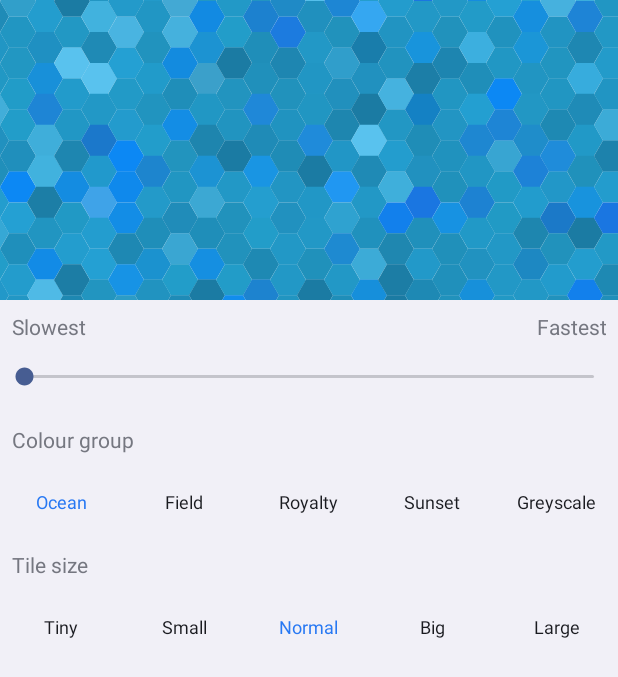
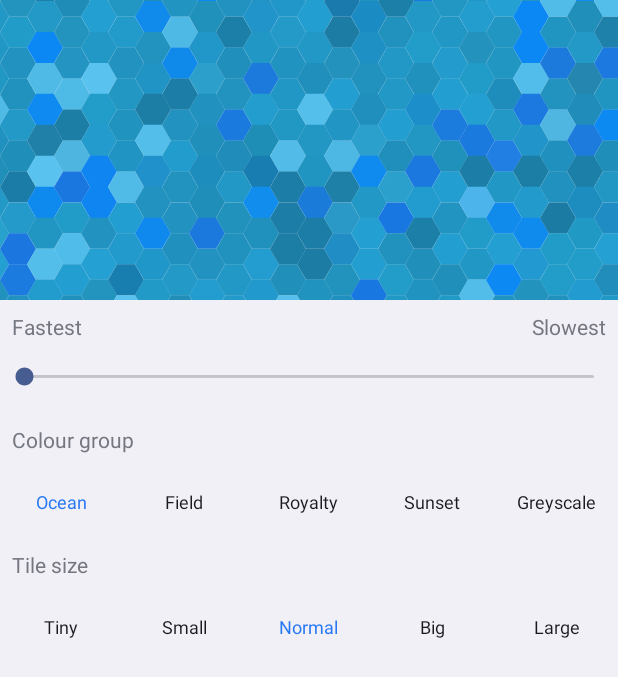
Before and after one commit to randauto/HexLiveWallpaper, an Android app: the SettingsActivity screen opened directly, with no data from a screen before it, on a phone screen of 412 x 824 dp. Shown: the top 677 px of the screen. Run offline under Robolectric (Android 15) with nearby library versions, the phone set to English and light mode, and no system bars.

Commit message:
Refactor speed, so it's easier to understand in code and gives larger and more precise options

```diff
--- a/app/build.gradle
+++ b/app/build.gradle
@@ -8,8 +8,8 @@ android {
         applicationId "com.moorhenapps.bluehex"
         minSdkVersion 14
         targetSdkVersion 25
-        versionCode 2
-        versionName "1.1.0"
+        versionCode 3
+        versionName "1.2.0"
     }
 
     signingConfigs {
--- a/app/src/main/AndroidManifest.xml
+++ b/app/src/main/AndroidManifest.xml
@@ -12,7 +12,7 @@
         android:label="@string/app_name"
         android:theme="@style/SettingsTheme" >
         <service
-            android:name=".wallpaper.HexWallpaper"
+            android:name=".wallpaper.GridWallpaper"
             android:enabled="true"
             android:exported="true"
             android:permission="android.permission.BIND_WALLPAPER" >
--- a/app/src/main/java/com/moorhenapps/bluehex/SettingsActivity.java
+++ b/app/src/main/java/com/moorhenapps/bluehex/SettingsActivity.java
@@ -8,20 +8,12 @@ import android.widget.SeekBar;
 
 import com.moorhenapps.bluehex.utils.Colour;
 import com.moorhenapps.bluehex.utils.PrefsHelper;
-import com.moorhenapps.bluehex.wallpaper.HexView;
-
-import static com.moorhenapps.bluehex.utils.PrefsHelper.MAX_SPEED_OFFSET;
 
 public class SettingsActivity extends Activity implements SeekBar.OnSeekBarChangeListener {
 
     private PrefsHelper prefsHelper;
 
     private View root;
-	private Colour colour;
-	private int speed;
-	private PrefsHelper.Size size;
-
-	private HexView exampleView;
 
     private SeekBar speedBar;
 
@@ -32,7 +24,6 @@ public class SettingsActivity extends Activity implements SeekBar.OnSeekBarChang
 
         root = findViewById(R.id.root);
 
-        exampleView = findViewById(R.id.hex_example);
         speedBar = findViewById(R.id.speed);
 
         findViewById(R.id.blue).setOnClickListener(onColourClick);
@@ -49,13 +40,6 @@ public class SettingsActivity extends Activity implements SeekBar.OnSeekBarChang
 
         prefsHelper = new PrefsHelper(this);
 
-        exampleView.post(new Runnable() {
-			@Override
-			public void run() {
-				exampleView.hexDrawer.setCanvasSize(exampleView.getWidth(), exampleView.getHeight());
-			}
-		});
-
         speedBar.setOnSeekBarChangeListener(this);
     }
 
@@ -63,9 +47,9 @@ public class SettingsActivity extends Activity implements SeekBar.OnSeekBarChang
     protected void onResume() {
         super.onResume();
 
-		colour = prefsHelper.getColour();
-        speed = prefsHelper.getSpeed();
-        size = prefsHelper.getSize();
+        Colour colour = prefsHelper.getColour();
+        int speedSetting = prefsHelper.getSpeedSetting();
+        PrefsHelper.Size size = prefsHelper.getSize();
 
         View colourButton = root.findViewWithTag(colour.name());
         if (colourButton != null) {
@@ -81,29 +65,16 @@ public class SettingsActivity extends Activity implements SeekBar.OnSeekBarChang
             findViewById(R.id.size_normal).performClick();
         }
 
-		int idx = (speed - MAX_SPEED_OFFSET) / 500;
-		speedBar.setProgress(idx);
+        speedBar.setProgress(speedSetting - 1);
 
-        exampleView.hexDrawer.setSpeed(speed);
-
-
-        Log.d("Settings", String.format("Speed: %s, Size: %s, Colour: %s", speed, size, colour));
-    }
-
-    @Override
-    protected void onPause() {
-        super.onPause();
-		Log.d("Settings", String.format("Speed: %s, Size: %s, Colour: %s", speed, size, colour));
-        prefsHelper.setSpeed(speed);
-        prefsHelper.setSize(size);
-        prefsHelper.setColour(colour);
+        Log.d("Settings", String.format("Speed: %s, Size: %s, Colour: %s", speedSetting, size, colour));
     }
 
     private View.OnClickListener onSizeClick = new View.OnClickListener() {
         @Override
         public void onClick(View view) {
-            size = PrefsHelper.Size.valueOf((String) view.getTag());
-            exampleView.hexDrawer.setTileSize(size.getDp(getResources()));
+            PrefsHelper.Size size = PrefsHelper.Size.valueOf((String) view.getTag());
+            prefsHelper.setSize(size);
             view.setSelected(true);
         }
     };
@@ -111,15 +82,15 @@ public class SettingsActivity extends Activity implements SeekBar.OnSeekBarChang
     private View.OnClickListener onColourClick = new View.OnClickListener() {
         @Override
         public void onClick(View view) {
-			colour = Colour.valueOf((String) view.getTag());
-			exampleView.hexDrawer.setColour(colour);
+            Colour colour = Colour.valueOf((String) view.getTag());
+            prefsHelper.setColour(colour);
             view.setSelected(true);
         }
     };
 
     @Override
     public void onProgressChanged(final SeekBar seekBar, final int progress, final boolean fromUser) {
-		exampleView.hexDrawer.setSpeed((500 * seekBar.getMax() + MAX_SPEED_OFFSET) - (progress * 500));
+        prefsHelper.setSpeedSetting(progress + 1);
     }
 
     @Override
--- a/app/src/main/java/com/moorhenapps/bluehex/utils/PrefsHelper.java
+++ b/app/src/main/java/com/moorhenapps/bluehex/utils/PrefsHelper.java
@@ -7,7 +7,8 @@ import android.util.TypedValue;
 
 public class PrefsHelper {
 
-    public static final int MAX_SPEED_OFFSET = 500;
+    private static final int SPEED_INCREMENT = 100;
+    private static final int DEFAULT_SPEED = 1;
 
     public enum Size {
         TINY(6), SMALL(10), NORMAL(12), BIG(14), LARGE(18);
@@ -25,7 +26,8 @@ public class PrefsHelper {
 
     private static final String PREF_SIZE = "size.enum";
     private static final String PREF_COLOUR = "colour.enum";
-    private static final String PREF_SPEED_INT = "speed.int";
+    private static final String PREF_SPEED_INT = "speed2.int";
+    private static final String PREF_SPEED_SETTING_INT = "speed_setting.int";
     private SharedPreferences preferences;
 
     public PrefsHelper(Context ctx){
@@ -40,7 +42,6 @@ public class PrefsHelper {
         return Size.valueOf(preferences.getString(PREF_SIZE, Size.NORMAL.name()));
     }
 
-
     public void setColour(Colour colour){
         preferences.edit().putString(PREF_COLOUR, colour.name()).apply();
     }
@@ -49,11 +50,22 @@ public class PrefsHelper {
         return Colour.valueOf(preferences.getString(PREF_COLOUR, Colour.BLUE.name()));
     }
 
-    public void setSpeed(int speed){
-        preferences.edit().putInt(PREF_SPEED_INT, speed).apply();
+    public void setSpeedSetting(int speedSetting){
+        preferences.edit()
+                .putInt(PREF_SPEED_SETTING_INT, speedSetting)
+                .putInt(PREF_SPEED_INT, speedSetting * SPEED_INCREMENT)
+                .apply();
+    }
+
+    public int getSpeedSetting(){
+        return preferences.getInt(PREF_SPEED_SETTING_INT, DEFAULT_SPEED);
     }
 
     public int getSpeed(){
-        return preferences.getInt(PREF_SPEED_INT, MAX_SPEED_OFFSET);
+        return preferences.getInt(PREF_SPEED_INT, SPEED_INCREMENT);
+    }
+
+    public SharedPreferences getPreferences() {
+        return preferences;
     }
 }
--- a/app/src/main/java/com/moorhenapps/bluehex/wallpaper/HexView.java
+++ b/app/src/main/java/com/moorhenapps/bluehex/wallpaper/HexView.java
@@ -2,13 +2,17 @@ package com.moorhenapps.bluehex.wallpaper;
 
 import android.annotation.TargetApi;
 import android.content.Context;
+import android.content.SharedPreferences;
 import android.graphics.Canvas;
 import android.os.Build;
 import android.util.AttributeSet;
 import android.view.View;
 
-public class HexView extends View implements Runnable{
-    public ColouredHexDrawer hexDrawer;
+import com.moorhenapps.bluehex.utils.PrefsHelper;
+
+public class HexView extends View implements Runnable, SharedPreferences.OnSharedPreferenceChangeListener {
+    private ColouredHexDrawer hexDrawer;
+    private PrefsHelper prefsHelper;
 
     public HexView(Context context) {
         this(context, null, 0);
@@ -29,20 +33,30 @@ public class HexView extends View implements Runnable{
         init();
     }
 
+    private void init() {
+        hexDrawer = new ColouredHexDrawer();
+        prefsHelper = new PrefsHelper(getContext());
+    }
+
     @Override
     protected void onAttachedToWindow() {
         super.onAttachedToWindow();
+        post(new Runnable() {
+            @Override
+            public void run() {
+                hexDrawer.setCanvasSize(getWidth(), getHeight());
+                updateHexDrawer();
+            }
+        });
         post(this);
+        prefsHelper.getPreferences().registerOnSharedPreferenceChangeListener(this);
     }
 
     @Override
     protected void onDetachedFromWindow() {
         super.onDetachedFromWindow();
         removeCallbacks(this);
-    }
-
-    private void init() {
-        hexDrawer = new ColouredHexDrawer();
+        prefsHelper.getPreferences().unregisterOnSharedPreferenceChangeListener(this);
     }
 
     @Override
@@ -56,4 +70,15 @@ public class HexView extends View implements Runnable{
         postInvalidate();
         postDelayed(this, 15);
     }
+
+    private void updateHexDrawer() {
+        hexDrawer.setColour(prefsHelper.getColour());
+        hexDrawer.setSpeed(prefsHelper.getSpeed());
+        hexDrawer.setTileSize(prefsHelper.getSize().getDp(getResources()));
+    }
+
+    @Override
+    public void onSharedPreferenceChanged(SharedPreferences sharedPreferences, String key) {
+        updateHexDrawer();
+    }
 }
--- a/app/src/main/res/layout/activity_settings.xml
+++ b/app/src/main/res/layout/activity_settings.xml
@@ -32,7 +32,7 @@
                     android:layout_weight="1"
                     android:gravity="start"
                     android:padding="8dp"
-                    android:text="@string/slowest" />
+                    android:text="@string/fastest" />
 
                 <TextView
                     android:layout_width="0dp"
@@ -40,7 +40,7 @@
                     android:layout_weight="1"
                     android:gravity="end"
                     android:padding="8dp"
-                    android:text="@string/fastest" />
+                    android:text="@string/slowest" />
             </LinearLayout>
 
             <SeekBar
@@ -48,7 +48,7 @@
                 android:layout_width="match_parent"
                 android:layout_height="32dp"
                 android:layout_marginBottom="8dp"
-                android:max="10" />
+                android:max="30" />
 
             <TextView
                 android:layout_width="wrap_content"
```
Also changed, not shown: 1 other file. Lines whose indentation alone changed are shown as unchanged.
